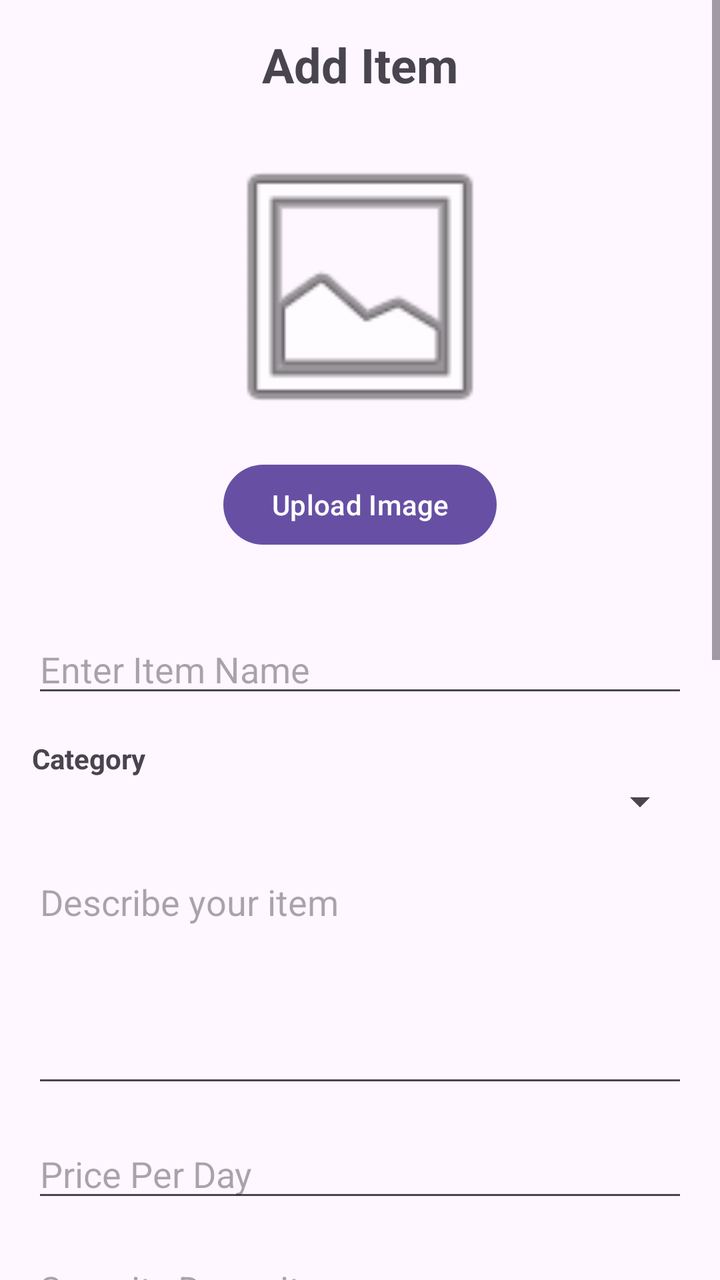
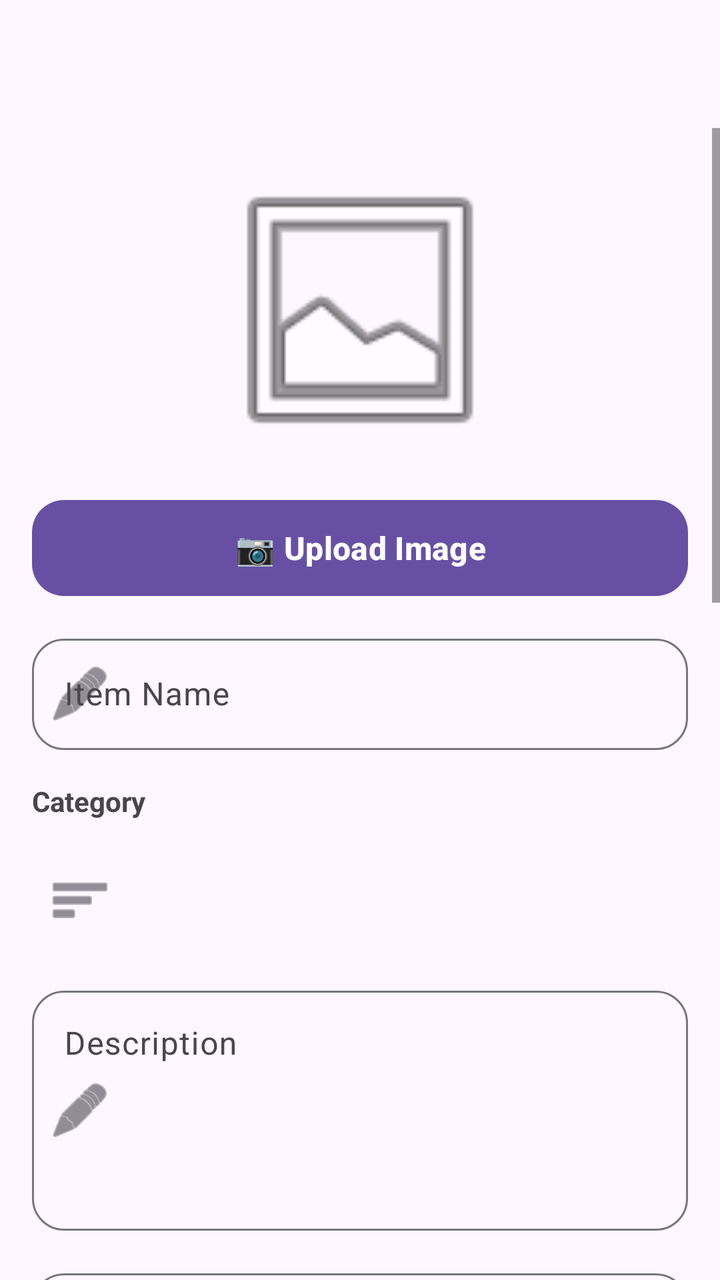

Before-and-after screenshots of an Android layout around one commit, followed by the original layout XML and the change that was made.
<!-- AndroidManifest.xml: application theme Theme.BorrowBuddy -->
<!-- res/layout/activity_add_item.xml -->
<?xml version="1.0" encoding="utf-8"?>
<androidx.constraintlayout.widget.ConstraintLayout
    xmlns:android="http://schemas.android.com/apk/res/android"
    xmlns:app="http://schemas.android.com/apk/res-auto"
    xmlns:tools="http://schemas.android.com/tools"
    android:layout_width="match_parent"
    android:layout_height="match_parent"
    tools:context=".AddItemActivity">

    <ScrollView
        android:layout_width="0dp"
        android:layout_height="0dp"
        app:layout_constraintTop_toTopOf="parent"
        app:layout_constraintBottom_toBottomOf="parent"
        app:layout_constraintStart_toStartOf="parent"
        app:layout_constraintEnd_toEndOf="parent">

        <LinearLayout
            android:layout_width="match_parent"
            android:layout_height="wrap_content"
            android:orientation="vertical"
            android:padding="16dp">

            <TextView
                android:id="@+id/tvTitle"
                android:layout_width="wrap_content"
                android:layout_height="wrap_content"
                android:text="Add Item"
                android:textSize="24sp"
                android:textStyle="bold"
                android:layout_gravity="center"
                android:layout_marginBottom="20dp"/>

            <ImageView
                android:id="@+id/imgItem"
                android:layout_width="150dp"
                android:layout_height="150dp"
                android:layout_gravity="center"
                android:src="@android:drawable/ic_menu_gallery"
                android:scaleType="centerCrop"/>

            <Button
                android:id="@+id/btnUploadImage"
                android:layout_width="wrap_content"
                android:layout_height="wrap_content"
                android:text="Upload Image"
                android:layout_gravity="center"
                android:layout_marginTop="10dp"
                android:layout_marginBottom="20dp"/>

            
            <EditText
                android:id="@+id/etItemName"
                android:layout_width="match_parent"
                android:layout_height="wrap_content"
                android:layout_marginTop="16dp"
                android:hint="Enter Item Name"
                android:inputType="text" />

            
            <TextView
                android:layout_width="wrap_content"
                android:layout_height="wrap_content"
                android:layout_marginTop="16dp"
                android:text="Category"
                android:textStyle="bold" />

            <Spinner
                android:id="@+id/spCategory"
                android:layout_width="match_parent"
                android:layout_height="wrap_content" />

            
            <EditText
                android:id="@+id/etDescription"
                android:layout_width="match_parent"
                android:layout_height="120dp"
                android:layout_marginTop="16dp"
                android:gravity="top|start"
                android:hint="Describe your item"
                android:inputType="textMultiLine" />

            
            <EditText
                android:id="@+id/etRentalPrice"
                android:layout_width="match_parent"
                android:layout_height="wrap_content"
                android:layout_marginTop="16dp"
                android:hint="Price Per Day"
                android:inputType="numberDecimal" />

            
            <EditText
                android:id="@+id/etSecurityDeposit"
                android:layout_width="match_parent"
                android:layout_height="wrap_content"
                android:layout_marginTop="16dp"
                android:hint="Security Deposit"
                android:inputType="numberDecimal" />

            
            <TextView
                android:layout_width="wrap_content"
                android:layout_height="wrap_content"
                android:layout_marginTop="16dp"
                android:text="Item Location"
                android:textStyle="bold"
                android:textSize="16sp"/>

            <Button
                android:id="@+id/btnCurrentLocation"
                android:layout_width="match_parent"
                android:layout_height="wrap_content"
                android:layout_marginTop="8dp"
                android:text="📍 Use Current Location"/>

            <TextView
                android:id="@+id/tvLocation"
                android:layout_width="match_parent"
                android:layout_height="wrap_content"
                android:layout_marginTop="8dp"
                android:text="Selected Address: Not Selected"
                android:textSize="14sp"/>

            
            <EditText
                android:id="@+id/etAvailability"
                android:layout_width="match_parent"
                android:layout_height="wrap_content"
                android:layout_marginTop="16dp"
                android:hint="Available From (DD/MM/YYYY)"
                android:focusable="false"
                android:clickable="true"
                android:inputType="none" />

            
            <EditText
                android:id="@+id/etContact"
                android:layout_width="match_parent"
                android:layout_height="wrap_content"
                android:layout_marginTop="16dp"
                android:hint="Contact Number"
                android:inputType="phone" />

            
            <TextView
                android:layout_width="wrap_content"
                android:layout_height="wrap_content"
                android:layout_marginTop="20dp"
                android:text="Item Condition"
                android:textStyle="bold" />

            <RadioGroup
                android:id="@+id/rgCondition"
                android:layout_width="match_parent"
                android:layout_height="wrap_content"
                android:orientation="vertical">

                <RadioButton
                    android:id="@+id/rbNew"
                    android:layout_width="wrap_content"
                    android:layout_height="wrap_content"
                    android:text="New" />

                <RadioButton
                    android:id="@+id/rbLikeNew"
                    android:layout_width="wrap_content"
                    android:layout_height="wrap_content"
                    android:text="Like New" />

                <RadioButton
                    android:id="@+id/rbGood"
                    android:layout_width="wrap_content"
                    android:layout_height="wrap_content"
                    android:text="Good" />

                <RadioButton
                    android:id="@+id/rbUsed"
                    android:layout_width="wrap_content"
                    android:layout_height="wrap_content"
                    android:text="Used" />

            </RadioGroup>

            
            <Button
                android:id="@+id/btnListItem"
                android:layout_width="match_parent"
                android:layout_height="wrap_content"
                android:layout_marginTop="24dp"
                android:layout_marginBottom="24dp"
                android:text="List Item" />

        </LinearLayout>

    </ScrollView>

</androidx.constraintlayout.widget.ConstraintLayout>
<!-- resources referenced by this layout -->
<resources>
  <style name="Theme.BorrowBuddy" parent="Base.Theme.BorrowBuddy" />
  <style name="Base.Theme.BorrowBuddy" parent="Theme.Material3.DayNight.NoActionBar">
          
          
      </style>
</resources>

<!-- the commit's change to res/layout/activity_add_item.xml (unified diff, before → after) -->
@@ -5,12 +5,23 @@
     xmlns:tools="http://schemas.android.com/tools"
     android:layout_width="match_parent"
     android:layout_height="match_parent"
-    tools:context=".AddItemActivity">
+    tools:context=".activities.AddItemActivity">
+
+    <com.google.android.material.appbar.MaterialToolbar
+        android:id="@+id/toolbar"
+        android:layout_width="0dp"
+        android:layout_height="?attr/actionBarSize"
+        android:title="Add Item"
+        android:titleTextColor="@android:color/white"
+        app:backgroundTint="?attr/colorPrimary"
+        app:layout_constraintTop_toTopOf="parent"
+        app:layout_constraintStart_toStartOf="parent"
+        app:layout_constraintEnd_toEndOf="parent"/>
 
     <ScrollView
         android:layout_width="0dp"
         android:layout_height="0dp"
-        app:layout_constraintTop_toTopOf="parent"
+        app:layout_constraintTop_toBottomOf="@id/toolbar"
         app:layout_constraintBottom_toBottomOf="parent"
         app:layout_constraintStart_toStartOf="parent"
         app:layout_constraintEnd_toEndOf="parent">
@@ -21,15 +32,6 @@
             android:orientation="vertical"
             android:padding="16dp">
 
-            <TextView
-                android:id="@+id/tvTitle"
-                android:layout_width="wrap_content"
-                android:layout_height="wrap_content"
-                android:text="Add Item"
-                android:textSize="24sp"
-                android:textStyle="bold"
-                android:layout_gravity="center"
-                android:layout_marginBottom="20dp"/>
 
             <ImageView
                 android:id="@+id/imgItem"
@@ -39,23 +41,38 @@
                 android:src="@android:drawable/ic_menu_gallery"
                 android:scaleType="centerCrop"/>
 
-            <Button
+            <com.google.android.material.button.MaterialButton
                 android:id="@+id/btnUploadImage"
-                android:layout_width="wrap_content"
-                android:layout_height="wrap_content"
-                android:text="Upload Image"
-                android:layout_gravity="center"
-                android:layout_marginTop="10dp"
-                android:layout_marginBottom="20dp"/>
-
-            
-            <EditText
-                android:id="@+id/etItemName"
-                android:layout_width="match_parent"
-                android:layout_height="wrap_content"
-                android:layout_marginTop="16dp"
-                android:hint="Enter Item Name"
-                android:inputType="text" />
+                android:layout_width="match_parent"
+                android:layout_height="56dp"
+                android:layout_marginTop="16dp"
+                android:text="📷 Upload Image"
+                android:textAllCaps="false"
+                android:textSize="16sp"
+                android:textStyle="bold"
+                app:cornerRadius="16dp"
+                app:iconPadding="8dp"/>
+
+            
+            <com.google.android.material.textfield.TextInputLayout
+                android:layout_width="match_parent"
+                android:layout_height="wrap_content"
+                android:layout_marginTop="12dp"
+                app:boxBackgroundMode="outline"
+                app:boxCornerRadiusTopStart="16dp"
+                app:boxCornerRadiusTopEnd="16dp"
+                app:boxCornerRadiusBottomStart="16dp"
+                app:boxCornerRadiusBottomEnd="16dp"
+                app:startIconDrawable="@android:drawable/ic_menu_edit">
+
+                <com.google.android.material.textfield.TextInputEditText
+                    android:id="@+id/etItemName"
+                    android:layout_width="match_parent"
+                    android:layout_height="wrap_content"
+                    android:hint="Item Name"
+                    android:inputType="textCapWords"/>
+
+            </com.google.android.material.textfield.TextInputLayout>
 
             
             <TextView
@@ -65,131 +82,239 @@
                 android:text="Category"
                 android:textStyle="bold" />
 
-            <Spinner
-                android:id="@+id/spCategory"
-                android:layout_width="match_parent"
-                android:layout_height="wrap_content" />
-
-            
-            <EditText
-                android:id="@+id/etDescription"
-                android:layout_width="match_parent"
-                android:layout_height="120dp"
-                android:layout_marginTop="16dp"
-                android:gravity="top|start"
-                android:hint="Describe your item"
-                android:inputType="textMultiLine" />
-
-            
-            <EditText
-                android:id="@+id/etRentalPrice"
-                android:layout_width="match_parent"
-                android:layout_height="wrap_content"
-                android:layout_marginTop="16dp"
-                android:hint="Price Per Day"
-                android:inputType="numberDecimal" />
-
-            
-            <EditText
-                android:id="@+id/etSecurityDeposit"
-                android:layout_width="match_parent"
-                android:layout_height="wrap_content"
-                android:layout_marginTop="16dp"
-                android:hint="Security Deposit"
-                android:inputType="numberDecimal" />
+            <com.google.android.material.textfield.TextInputLayout
+                android:layout_width="match_parent"
+                android:layout_height="wrap_content"
+                android:layout_marginTop="16dp"
+                android:hint="Category"
+                app:boxBackgroundMode="outline"
+                app:boxCornerRadiusTopStart="16dp"
+                app:boxCornerRadiusTopEnd="16dp"
+                app:boxCornerRadiusBottomStart="16dp"
+                app:boxCornerRadiusBottomEnd="16dp"
+                app:startIconDrawable="@android:drawable/ic_menu_sort_by_size">
+
+                <Spinner
+                    android:id="@+id/spCategory"
+                    android:layout_width="match_parent"
+                    android:layout_height="wrap_content"
+                    android:background="@android:color/transparent"/>
+
+            </com.google.android.material.textfield.TextInputLayout>
+
+
+            
+            <com.google.android.material.textfield.TextInputLayout
+                android:layout_width="match_parent"
+                android:layout_height="wrap_content"
+                android:layout_marginTop="16dp"
+                app:boxBackgroundMode="outline"
+                app:boxCornerRadiusTopStart="16dp"
+                app:boxCornerRadiusTopEnd="16dp"
+                app:boxCornerRadiusBottomStart="16dp"
+                app:boxCornerRadiusBottomEnd="16dp"
+                app:startIconDrawable="@android:drawable/ic_menu_edit">
+
+                <com.google.android.material.textfield.TextInputEditText
+                    android:id="@+id/etDescription"
+                    android:layout_width="match_parent"
+                    android:layout_height="120dp"
+                    android:gravity="top|start"
+                    android:hint="Description"
+                    android:inputType="textMultiLine"
+                    android:minLines="5"/>
+
+            </com.google.android.material.textfield.TextInputLayout>
+
+            
+            <com.google.android.material.textfield.TextInputLayout
+                android:layout_width="match_parent"
+                android:layout_height="wrap_content"
+                android:layout_marginTop="16dp"
+                app:boxBackgroundMode="outline"
+                app:boxCornerRadiusTopStart="16dp"
+                app:boxCornerRadiusTopEnd="16dp"
+                app:boxCornerRadiusBottomStart="16dp"
+                app:boxCornerRadiusBottomEnd="16dp"
+                app:prefixText="₹ ">
+
+                <com.google.android.material.textfield.TextInputEditText
+                    android:id="@+id/etRentalPrice"
+                    android:layout_width="match_parent"
+                    android:layout_height="wrap_content"
+                    android:hint="Price Per Day"
+                    android:inputType="numberDecimal"/>
+
+            </com.google.android.material.textfield.TextInputLayout>
+
+            
+            <com.google.android.material.textfield.TextInputLayout
+                android:layout_width="match_parent"
+                android:layout_height="wrap_content"
+                android:layout_marginTop="16dp"
+                app:boxBackgroundMode="outline"
+                app:boxCornerRadiusTopStart="16dp"
+                app:boxCornerRadiusTopEnd="16dp"
+                app:boxCornerRadiusBottomStart="16dp"
+                app:boxCornerRadiusBottomEnd="16dp"
+                app:prefixText="₹ ">
+
+                <com.google.android.material.textfield.TextInputEditText
+                    android:id="@+id/etSecurityDeposit"
+                    android:layout_width="match_parent"
+                    android:layout_height="wrap_content"
+                    android:hint="Security Deposit"
+                    android:inputType="numberDecimal"/>
+
+            </com.google.android.material.textfield.TextInputLayout>
 
             
             <TextView
                 android:layout_width="wrap_content"
                 android:layout_height="wrap_content"
                 android:layout_marginTop="16dp"
-                android:text="Item Location"
+                android:text="Pickup Location"
                 android:textStyle="bold"
                 android:textSize="16sp"/>
 
+            <com.google.android.material.textfield.TextInputLayout
+                android:layout_width="match_parent"
+                android:layout_height="wrap_content"
+                android:layout_marginTop="8dp"
+                app:boxBackgroundMode="outline"
+                app:boxCornerRadiusTopStart="16dp"
+                app:boxCornerRadiusTopEnd="16dp"
+                app:boxCornerRadiusBottomStart="16dp"
+                app:boxCornerRadiusBottomEnd="16dp"
+                app:startIconDrawable="@android:drawable/ic_menu_mylocation">
+
+                <com.google.android.material.textfield.TextInputEditText
+                    android:id="@+id/etPickupLocation"
+                    android:layout_width="match_parent"
+                    android:layout_height="wrap_content"
+                    android:hint="Enter pickup address"
+                    android:minLines="2"
+                    android:gravity="top|start"
+                    android:inputType="textMultiLine"/>
+
+            </com.google.android.material.textfield.TextInputLayout>
+
             <Button
                 android:id="@+id/btnCurrentLocation"
-                android:layout_width="match_parent"
+                android:layout_width="wrap_content"
                 android:layout_height="wrap_content"
                 android:layout_marginTop="8dp"
                 android:text="📍 Use Current Location"/>
 
-            <TextView
-                android:id="@+id/tvLocation"
-                android:layout_width="match_parent"
-                android:layout_height="wrap_content"
-                android:layout_marginTop="8dp"
-                android:text="Selected Address: Not Selected"
-                android:textSize="14sp"/>
-
-            
-            <EditText
-                android:id="@+id/etAvailability"
-                android:layout_width="match_parent"
-                android:layout_height="wrap_content"
-                android:layout_marginTop="16dp"
-                android:hint="Available From (DD/MM/YYYY)"
-                android:focusable="false"
-                android:clickable="true"
-                android:inputType="none" />
-
-            
-            <EditText
-                android:id="@+id/etContact"
-                android:layout_width="match_parent"
-                android:layout_height="wrap_content"
-                android:layout_marginTop="16dp"
-                android:hint="Contact Number"
-                android:inputType="phone" />
-
-            
-            <TextView
-                android:layout_width="wrap_content"
+            
+            <com.google.android.material.textfield.TextInputLayout
+                android:layout_width="match_parent"
+                android:layout_height="wrap_content"
+                android:layout_marginTop="16dp"
+                app:boxBackgroundMode="outline"
+                app:boxCornerRadiusTopStart="16dp"
+                app:boxCornerRadiusTopEnd="16dp"
+                app:boxCornerRadiusBottomStart="16dp"
+                app:boxCornerRadiusBottomEnd="16dp"
+                app:startIconDrawable="@android:drawable/ic_menu_my_calendar">
+
+                <com.google.android.material.textfield.TextInputEditText
+                    android:id="@+id/etAvailability"
+                    android:layout_width="match_parent"
+                    android:layout_height="wrap_content"
+                    android:hint="Available From"
+                    android:focusable="false"
+                    android:clickable="true"
+                    android:cursorVisible="false"/>
+
+            </com.google.android.material.textfield.TextInputLayout>
+
+            
+            <com.google.android.material.textfield.TextInputLayout
+                android:layout_width="match_parent"
+                android:layout_height="wrap_content"
+                android:layout_marginTop="16dp"
+                app:boxBackgroundMode="outline"
+                app:boxCornerRadiusTopStart="16dp"
+                app:boxCornerRadiusTopEnd="16dp"
+                app:boxCornerRadiusBottomStart="16dp"
+                app:boxCornerRadiusBottomEnd="16dp"
+                app:startIconDrawable="@android:drawable/ic_menu_call">
+
+                <com.google.android.material.textfield.TextInputEditText
+                    android:id="@+id/etContact"
+                    android:layout_width="match_parent"
+                    android:layout_height="wrap_content"
+                    android:hint="Contact Number"
+                    android:inputType="phone"
+                    android:maxLength="10"/>
+
+            </com.google.android.material.textfield.TextInputLayout>
+
+            
+            <com.google.android.material.card.MaterialCardView
+                android:layout_width="match_parent"
                 android:layout_height="wrap_content"
                 android:layout_marginTop="20dp"
-                android:text="Item Condition"
-                android:textStyle="bold" />
-
-            <RadioGroup
-                android:id="@+id/rgCondition"
-                android:layout_width="match_parent"
-                android:layout_height="wrap_content"
-                android:orientation="vertical">
-
-                <RadioButton
-                    android:id="@+id/rbNew"
-                    android:layout_width="wrap_content"
-                    android:layout_height="wrap_content"
-                    android:text="New" />
-
-                <RadioButton
-                    android:id="@+id/rbLikeNew"
-                    android:layout_width="wrap_content"
-                    android:layout_height="wrap_content"
-                    android:text="Like New" />
-
-                <RadioButton
-                    android:id="@+id/rbGood"
-                    android:layout_width="wrap_content"
-                    android:layout_height="wrap_content"
-                    android:text="Good" />
-
-                <RadioButton
-                    android:id="@+id/rbUsed"
-                    android:layout_width="wrap_content"
-                    android:layout_height="wrap_content"
-                    android:text="Used" />
-
-            </RadioGroup>
-
-            
-            <Button
+                app:cardCornerRadius="16dp"
+                app:cardElevation="6dp">
+
+                <LinearLayout
+                    android:layout_width="match_parent"
+                    android:layout_height="wrap_content"
+                    android:orientation="vertical"
+                    android:padding="18dp">
+
+                    <TextView
+                        android:layout_width="wrap_content"
+                        android:layout_height="wrap_content"
+                        android:text="📦 Item Condition"
+                        android:textSize="18sp"
+                        android:textStyle="bold"/>
+
+                    <RadioGroup
+                        android:id="@+id/rgCondition"
+                        android:layout_width="match_parent"
+                        android:layout_height="wrap_content"
+                        android:layout_marginTop="12dp">
+
+                        <RadioButton
+                            android:id="@+id/rbNew"
+                            android:layout_width="wrap_content"
+                            android:layout_height="wrap_content"
+                            android:text="New"/>
+
+                        <RadioButton
+                            android:id="@+id/rbGood"
+                            android:layout_width="wrap_content"
+                            android:layout_height="wrap_content"
+                            android:text="Good"/>
+
+                        <RadioButton
+                            android:id="@+id/rbFair"
+                            android:layout_width="wrap_content"
+                            android:layout_height="wrap_content"
+                            android:text="Fair"/>
+
+                    </RadioGroup>
+
+                </LinearLayout>
+
+            </com.google.android.material.card.MaterialCardView>
+
+            
+            <com.google.android.material.button.MaterialButton
                 android:id="@+id/btnListItem"
                 android:layout_width="match_parent"
-                android:layout_height="wrap_content"
+                android:layout_height="56dp"
                 android:layout_marginTop="24dp"
                 android:layout_marginBottom="24dp"
-                android:text="List Item" />
+                android:text="Submit Request"
+                android:textAllCaps="false"
+                android:textSize="18sp"
+                android:textStyle="bold"
+                app:cornerRadius="16dp"
+                app:iconPadding="8dp"/>
 
         </LinearLayout>
 
